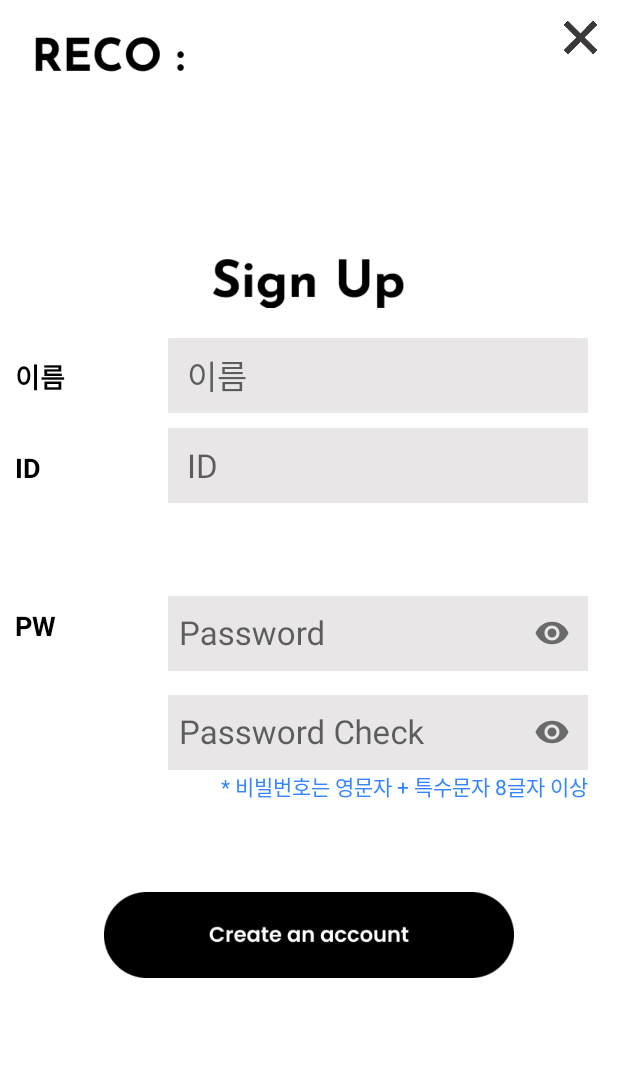
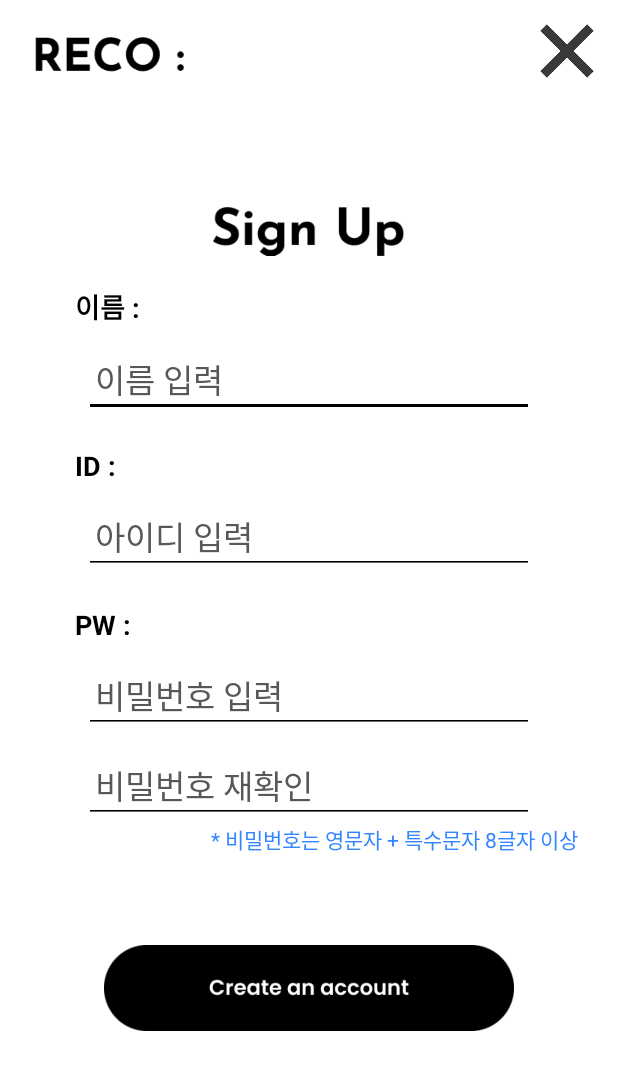
Before and after one commit to ChoiJjyo-RECO/RECO-frontend, an Android app built with Jetpack Compose: the SignUpActivity screen opened directly, with no data from a screen before it, on a phone screen of 412 x 824 dp. Shown: the top 1070 px of the screen. Run offline under Robolectric (Android 15) with nearby library versions, the phone set to English and light mode, and no system bars; our stand-ins replace Firebase (no records; nobody signed in at launch, a user with empty details on screens opened directly), data binding.

Commit message:
[sign_up] UI 수정
warning은 패스하고, 빨간색으로 표시되는 부분들 수정함 (글자 크기 수정, 아이콘 크기 수정 등)

레이아웃이 많이 겹쳐져 있는 것이 있어서 우선은 정리했습니다...

```diff
--- a/app/src/main/res/layout/activity_sign_up.xml
+++ b/app/src/main/res/layout/activity_sign_up.xml
@@ -11,8 +11,8 @@
     <!-- 회원가입 창 종료 -->
     <Button
         android:id="@+id/exitBtn"
-        android:layout_width="30dp"
-        android:layout_height="30dp"
+        android:layout_width="48dp"
+        android:layout_height="48dp"
         android:layout_gravity="end"
         android:layout_margin="10dp"
         android:background="@drawable/exitbtn"
@@ -56,28 +56,36 @@
             <LinearLayout
                 android:layout_width="match_parent"
                 android:layout_height="wrap_content"
-                android:orientation="horizontal">
+                android:layout_marginHorizontal="40dp"
+                android:layout_marginBottom="10dp"
+                android:orientation="vertical">
 
                 <TextView
                     android:layout_width="wrap_content"
                     android:layout_height="wrap_content"
                     android:layout_marginLeft="10dp"
                     android:layout_weight="1"
-                    android:text="이름"
+                    android:text="이름 :"
                     android:textColor="@color/black"
                     android:textSize="18dp"
                     android:textStyle="bold" />
 
                 <EditText
                     android:id="@+id/inputName"
-                    android:layout_width="280dp"
+                    android:layout_width="300dp"
                     android:layout_height="50dp"
-                    android:layout_marginRight="20dp"
-                    android:background="#E8E6E6"
-                    android:hint=" 이름"
+                    android:layout_marginTop="10dp"
+                    android:layout_gravity="center"
                     android:inputType="text"
                     android:padding="7dp"
-                    android:textSize="22dp" />
+                    android:textSize="10pt"
+                    android:textColor="#585858"
+                    android:hint="이름 입력"
+                    android:textColorHint="#585858"
+                    android:backgroundTint="@color/black"
+                    app:layout_constraintTop_toBottomOf="@id/ID"
+                    app:layout_constraintStart_toStartOf="parent"
+                    app:layout_constraintEnd_toEndOf="parent" />
             </LinearLayout>
 
             <!-- 아이디 포함 -->
@@ -85,29 +93,34 @@
                 android:layout_width="match_parent"
                 android:layout_height="wrap_content"
                 android:layout_marginTop="10dp"
-                android:orientation="horizontal">
+                android:layout_marginHorizontal="40dp"
+                android:orientation="vertical">
 
                 <TextView
                     android:layout_width="wrap_content"
                     android:layout_height="wrap_content"
                     android:layout_marginLeft="10dp"
                     android:layout_weight="1"
-                    android:text="ID"
+                    android:text="ID :"
                     android:textColor="@color/black"
                     android:textSize="18dp"
                     android:textStyle="bold" />
-
                 <EditText
                     android:id="@+id/inputID"
-                    android:layout_width="280dp"
+                    android:layout_width="300dp"
                     android:layout_height="50dp"
-                    android:layout_marginRight="20dp"
-                    android:background="#E8E6E6"
-                    android:hint=" ID"
+                    android:layout_marginTop="10dp"
+                    android:layout_gravity="center"
                     android:inputType="text"
                     android:padding="7dp"
-                    android:textSize="22dp" />
-
+                    android:textSize="10pt"
+                    android:hint="아이디 입력"
+                    android:textColorHint="#585858"
+                    android:textColor="#585858"
+                    android:backgroundTint="@color/black"
+                    app:layout_constraintTop_toBottomOf="@id/ID"
+                    app:layout_constraintStart_toStartOf="parent"
+                    app:layout_constraintEnd_toEndOf="parent" />
             </LinearLayout>
 
             <!-- 사용 불가능한 아이디 -->
@@ -122,10 +135,11 @@
                 android:visibility="invisible" />
 
             <!-- 비밀번호 -->
-            <androidx.constraintlayout.widget.ConstraintLayout
-                android:layout_marginTop="30dp"
+            <LinearLayout
                 android:layout_width="match_parent"
-                android:layout_height="wrap_content">
+                android:layout_height="wrap_content"
+                android:layout_marginHorizontal="40dp"
+                android:orientation="vertical">
 
                 <TextView
                     android:id="@+id/textView"
@@ -133,66 +147,46 @@
                     android:layout_height="wrap_content"
                     android:layout_marginLeft="10dp"
                     android:layout_weight="1"
-                    android:text="PW"
+                    android:text="PW :"
                     android:textColor="@color/black"
                     android:textSize="18dp"
-                    android:textStyle="bold"
-                    app:layout_constraintBottom_toBottomOf="parent"
-                    app:layout_constraintStart_toStartOf="parent"
-                    app:layout_constraintTop_toTopOf="parent" />
-
-                <com.google.android.material.textfield.TextInputLayout
-                    android:layout_width="wrap_content"
-                    android:layout_height="wrap_content"
-                    android:layout_marginRight="20dp"
-                    app:layout_constraintBottom_toBottomOf="parent"
-                    app:layout_constraintEnd_toEndOf="parent"
-                    app:layout_constraintTop_toTopOf="parent"
-                    app:passwordToggleEnabled="true">
+                    android:textStyle="bold" />
 
                 <EditText
                     android:id="@+id/inputPW"
-                        android:layout_width="280dp"
+                    android:layout_width="300dp"
                     android:layout_height="50dp"
-                        android:background="#E8E6E6"
-                        android:hint="Password"
-                        android:inputType="textPassword"
+                    android:layout_marginTop="10dp"
+                    android:layout_gravity="center"
+                    android:inputType="text"
                     android:padding="7dp"
-                        android:textSize="22dp" />
-
-                </com.google.android.material.textfield.TextInputLayout>
-
-            </androidx.constraintlayout.widget.ConstraintLayout>
+                    android:textSize="10pt"
+                    android:textColor="#585858"
+                    android:hint="비밀번호 입력"
+                    android:textColorHint="#585858"
+                    android:backgroundTint="@color/black"
+                    app:layout_constraintTop_toBottomOf="@id/ID"
+                    app:layout_constraintStart_toStartOf="parent"
+                    app:layout_constraintEnd_toEndOf="parent" />
 
                 <!-- 비밀번호 확인 -->
-            <androidx.constraintlayout.widget.ConstraintLayout
-                android:layout_width="match_parent"
-                android:layout_height="wrap_content"
-                android:orientation="horizontal">
-
-                <com.google.android.material.textfield.TextInputLayout
-                    android:layout_width="wrap_content"
-                    android:layout_height="wrap_content"
-                    android:layout_marginTop="5dp"
-                    android:layout_marginRight="20dp"
-                    app:layout_constraintBottom_toBottomOf="parent"
-                    app:layout_constraintEnd_toEndOf="parent"
-                    app:layout_constraintTop_toTopOf="parent"
-                    app:passwordToggleEnabled="true">
-
                 <EditText
                     android:id="@+id/checkPW"
-                        android:layout_width="280dp"
+                    android:layout_width="300dp"
                     android:layout_height="50dp"
-                        android:background="#E8E6E6"
-                        android:hint="Password Check"
-                        android:inputType="textPassword"
+                    android:layout_marginTop="10dp"
+                    android:layout_gravity="center"
+                    android:inputType="text"
                     android:padding="7dp"
-                        android:textSize="22dp" />
-
-                </com.google.android.material.textfield.TextInputLayout>
-
-            </androidx.constraintlayout.widget.ConstraintLayout>
+                    android:textSize="10pt"
+                    android:textColor="#585858"
+                    android:hint="비밀번호 재확인"
+                    android:textColorHint="#585858"
+                    android:backgroundTint="@color/black"
+                    app:layout_constraintTop_toBottomOf="@id/ID"
+                    app:layout_constraintStart_toStartOf="parent"
+                    app:layout_constraintEnd_toEndOf="parent" />
+            </LinearLayout>
 
             <!-- 비밀번호 안내문구 -->
             <TextView
@@ -200,7 +194,7 @@
                 android:layout_height="wrap_content"
                 android:gravity="end"
                 android:layout_marginRight="20dp"
-                android:text="* 비빌번호는 영문자 + 특수문자 8글자 이상"
+                android:text="* 비밀번호는 영문자 + 특수문자 8글자 이상  "
                 android:textColor="#3386FF"
                 android:visibility="visible" />
 
```
Lines whose indentation alone changed are shown as unchanged.
